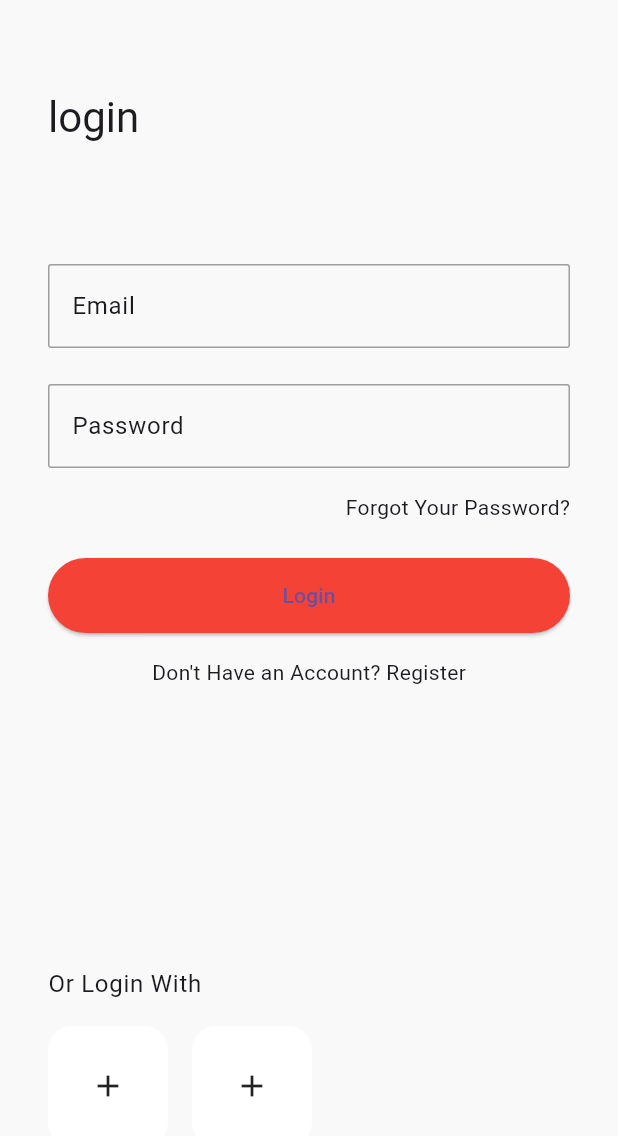
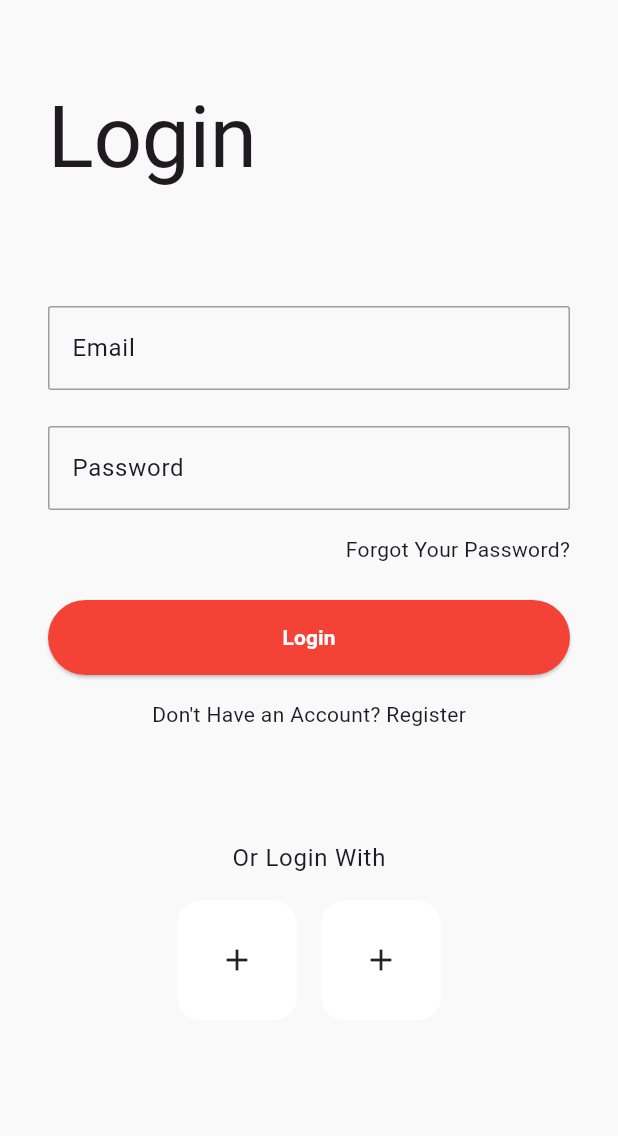
Before and after one commit to AbdelrhmanArafat/E-Commerce-App, a Flutter app: the screen it shows after launch, on a phone screen of 412 x 824 dp. Shown: the top 1136 px of the screen. Run offline on Flutter 3.47's test engine with Material 3 defaults, Android fonts, the phone set to English and light mode, and no system bars; our stand-ins replace persistent_bottom_nav_bar.

Commit message:
edit some changes in the auth pages and finished the home page ui

```diff
--- a/lib/main.dart
+++ b/lib/main.dart
@@ -37,6 +37,18 @@ class MyApp extends StatelessWidget {
               color: Colors.grey,
             ),
           ),
+          errorBorder: OutlineInputBorder(
+            borderRadius: BorderRadius.circular(2),
+            borderSide: const BorderSide(
+              color: Colors.red,
+            ),
+          ),
+          focusedErrorBorder: OutlineInputBorder(
+            borderRadius: BorderRadius.circular(2),
+            borderSide: const BorderSide(
+              color: Colors.red,
+            ),
+          ),
         ),
       ),
       onGenerateRoute: onGenerateRoute,
--- a/lib/utilities/router.dart
+++ b/lib/utilities/router.dart
@@ -1,13 +1,25 @@
 import 'package:ecommerce/utilities/routes.dart';
 import 'package:ecommerce/views/pages/auth_page.dart';
+import 'package:ecommerce/views/pages/bottom_nav_bar_page.dart';
+import 'package:ecommerce/views/pages/home_page.dart';
 import 'package:flutter/cupertino.dart';
-import 'package:flutter/material.dart';
 
 Route<dynamic> onGenerateRoute(RouteSettings settings) {
   switch (settings.name) {
     case AppRoutes.authPageRoute:
       return CupertinoPageRoute(
         builder: (_) => const AuthPage(),
+        settings: settings,
+      );
+    case AppRoutes.homePageRoute:
+      return CupertinoPageRoute(
+        builder: (_) => const HomePage(),
+        settings: settings,
+      );
+    case AppRoutes.bottomNavBarPageRoute:
+      return CupertinoPageRoute(
+        builder: (_) => const BottomNavBarPage(),
+        settings: settings,
       );
     case AppRoutes.landingPageRoute:
     default:
--- a/lib/utilities/routes.dart
+++ b/lib/utilities/routes.dart
@@ -1,4 +1,6 @@
 class AppRoutes {
   static const String landingPageRoute = '/';
   static const String authPageRoute = '/auth';
+  static const String homePageRoute = '/home';
+  static const String bottomNavBarPageRoute = '/navbar';
 }
--- a/lib/views/pages/auth_page.dart
+++ b/lib/views/pages/auth_page.dart
@@ -1,4 +1,5 @@
 import 'package:ecommerce/utilities/enums.dart';
+import 'package:ecommerce/utilities/routes.dart';
 import 'package:ecommerce/views/widgets/main_button.dart';
 import 'package:flutter/material.dart';
 
@@ -13,10 +14,20 @@ class _AuthPageState extends State<AuthPage> {
   final formKey = GlobalKey<FormState>();
   final emailController = TextEditingController();
   final passwordController = TextEditingController();
+  final emailFocusNode = FocusNode();
+  final passwordFocusNode = FocusNode();
   var authType = AuthFormType.login;
 
   @override
+  void dispose() {
+    super.dispose();
+    emailController.dispose();
+    passwordController.dispose();
+  }
+
+  @override
   Widget build(BuildContext context) {
+    final size = MediaQuery.of(context).size;
     return Scaffold(
       body: SafeArea(
         child: Padding(
@@ -26,16 +37,21 @@ class _AuthPageState extends State<AuthPage> {
           ),
           child: Form(
             key: formKey,
+            child: SingleChildScrollView(
               child: Column(
                 crossAxisAlignment: CrossAxisAlignment.start,
                 children: [
                   Text(
-                  authType == AuthFormType.login ? 'login' : 'register',
-                  style: Theme.of(context).textTheme.headlineMedium,
+                    authType == AuthFormType.login ? 'Login' : 'Register',
+                    style: Theme.of(context).textTheme.displayLarge,
                   ),
                   const SizedBox(height: 80.0),
                   TextFormField(
                     controller: emailController,
+                    focusNode: emailFocusNode,
+                    onEditingComplete: () =>
+                        FocusScope.of(context).requestFocus(passwordFocusNode),
+                    textInputAction: TextInputAction.next,
                     validator: (val) =>
                         val!.isEmpty ? 'Please Enter your Email' : null,
                     decoration: InputDecoration(
@@ -49,6 +65,7 @@ class _AuthPageState extends State<AuthPage> {
                   const SizedBox(height: 24.0),
                   TextFormField(
                     controller: passwordController,
+                    focusNode: passwordFocusNode,
                     validator: (val) =>
                         val!.isEmpty ? 'Please Enter your Password' : null,
                     decoration: InputDecoration(
@@ -70,14 +87,20 @@ class _AuthPageState extends State<AuthPage> {
                     ),
                   const SizedBox(height: 24.0),
                   MainButton(
-                  onPressed: () {},
                     text: authType == AuthFormType.login ? 'Login' : 'Register',
+                    onPressed: () {
+                      if (formKey.currentState!.validate()) {
+                        Navigator.of(context)
+                            .pushNamed(AppRoutes.bottomNavBarPageRoute);
+                      }
+                    },
                   ),
                   const SizedBox(height: 16.0),
                   Align(
                     alignment: Alignment.center,
                     child: InkWell(
                       onTap: () {
+                        formKey.currentState!.reset();
                         setState(() {
                           if (authType == AuthFormType.login) {
                             authType = AuthFormType.register;
@@ -93,15 +116,19 @@ class _AuthPageState extends State<AuthPage> {
                       ),
                     ),
                   ),
-                const Spacer(),
-                Text(
+                  SizedBox(height: size.height * .09),
+                  Align(
+                    alignment: Alignment.center,
+                    child: Text(
                       authType == AuthFormType.login
                           ? 'Or Login With'
                           : 'Or Register With',
                       style: Theme.of(context).textTheme.bodyLarge,
                     ),
+                  ),
                   const SizedBox(height: 16.0),
                   Row(
+                    mainAxisAlignment: MainAxisAlignment.center,
                     children: [
                       Container(
                         height: 80,
@@ -131,6 +158,7 @@ class _AuthPageState extends State<AuthPage> {
             ),
           ),
         ),
+      ),
     );
   }
 }
--- a/lib/views/widgets/main_button.dart
+++ b/lib/views/widgets/main_button.dart
@@ -22,6 +22,10 @@ class MainButton extends StatelessWidget {
         ),
         child: Text(
           text,
+          style: Theme.of(context).textTheme.labelLarge!.copyWith(
+                fontWeight: FontWeight.bold,
+                color: Colors.white,
+              ),
         ),
       ),
     );
```
Also changed, not shown: lib/models/porduct.dart (added, +57 -0 lines), lib/utilities/assets.dart (added, +7 -0 lines), lib/views/pages/bottom_nav_bar_page.dart (added, +82 -0 lines), lib/views/pages/home_page.dart (added, +142 -0 lines), lib/views/widgets/home_list_item.dart (added, +79 -0 lines), pubspec.yaml (+10 -4 lines), pubspec.lock, 3 other files. Lines whose indentation alone changed are shown as unchanged.
